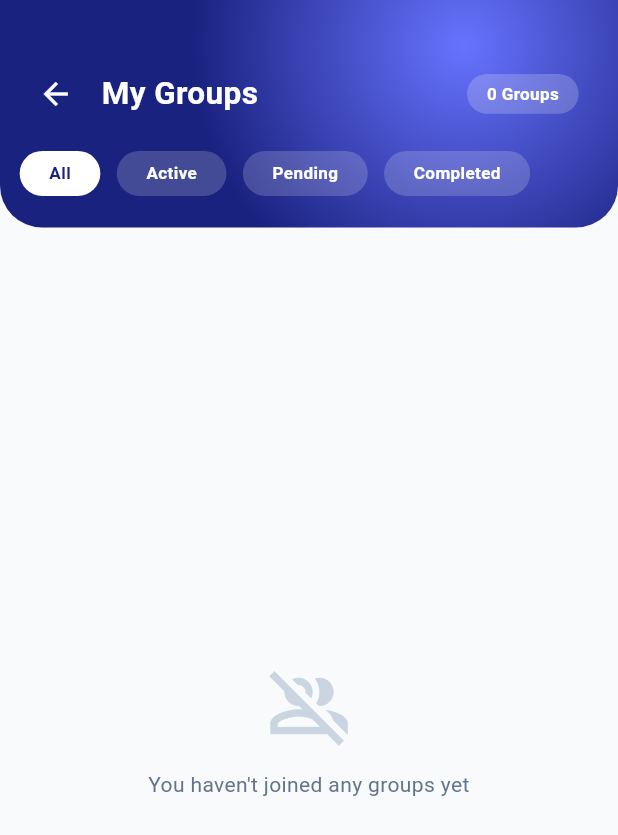
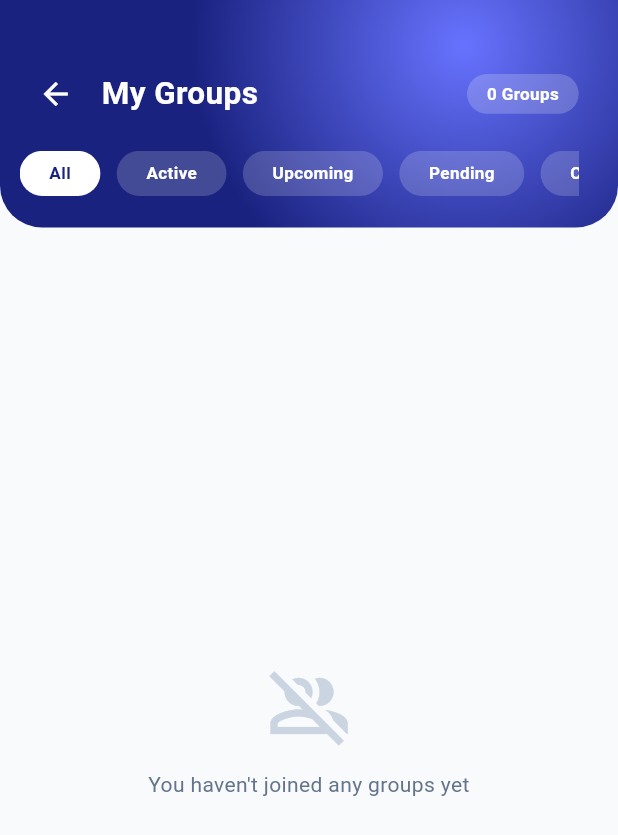
Before and after one commit to srsakilhossen302/derival81, a Flutter app: the AllGroupsScreen screen opened directly, after a tap on "All", on a phone screen of 412 x 824 dp. Shown: the top 835 px of the screen. Run offline on Flutter 3.47's test engine with Material 3 defaults, Android fonts, the phone set to English and light mode, and no system bars; our stand-ins replace flutter_screenutil, flutter_svg, get, image_picker, intl_phone_field, pinput and 2 more; accounts and stored records are empty; network calls fail.

Commit message:
feat: implement all groups screen with filtering and status visualization

```diff
--- a/lib/View/Screen/Groups/controller/group_controller.dart
+++ b/lib/View/Screen/Groups/controller/group_controller.dart
@@ -92,10 +92,15 @@ class GroupController extends GetxController {
 
   var searchedGroup = Rxn<GroupModel>();
 
-  final List<String> filters = ["All", "Active", "Pending", "Completed"];
+  final List<String> filters = ["All", "Active", "Upcoming", "Pending", "Completed"];
 
   void setFilter(String filter) {
     selectedFilter.value = filter;
+  }
+
+  List<GroupModel> get filteredGroups {
+    if (selectedFilter.value == 'All') return groups;
+    return groups.where((g) => g.status.toLowerCase() == selectedFilter.value.toLowerCase()).toList();
   }
 
   Future<void> fetchGroupByInviteCode(String inviteCode) async {
--- a/lib/View/Screen/Groups/view/all_groups_screen.dart
+++ b/lib/View/Screen/Groups/view/all_groups_screen.dart
@@ -22,7 +22,7 @@ class AllGroupsScreen extends StatelessWidget {
               if (controller.isLoading.value) {
                 return const Center(child: CircularProgressIndicator());
               }
-              if (controller.groups.isEmpty) {
+              if (controller.filteredGroups.isEmpty) {
                 return _buildEmptyState();
               }
               return RefreshIndicator(
@@ -30,9 +30,9 @@ class AllGroupsScreen extends StatelessWidget {
                 color: const Color(0xFF1A227F),
                 child: ListView.builder(
                   padding: EdgeInsets.fromLTRB(20.w, 20.h, 20.w, 100.h),
-                  itemCount: controller.groups.length,
+                  itemCount: controller.filteredGroups.length,
                   itemBuilder: (context, index) {
-                    final group = controller.groups[index];
+                    final group = controller.filteredGroups[index];
                     return GestureDetector(
                       onTap: () =>
                           Get.to(() => ActiveGroupDetailsScreen(group: group)),
@@ -94,7 +94,7 @@ class AllGroupsScreen extends StatelessWidget {
                     borderRadius: BorderRadius.circular(20.r),
                   ),
                   child: Text(
-                    '${controller.groups.length} ' +
+                    '${controller.filteredGroups.length} ' +
                         'my_groups'.tr.split(' ').last,
                     style: TextStyle(
                       color: Colors.white,
@@ -199,7 +199,7 @@ class AllGroupsScreen extends StatelessWidget {
                   borderRadius: BorderRadius.circular(20.r),
                 ),
                 child: Text(
-                  group.status,
+                  group.status.capitalizeFirst ?? group.status,
                   style: TextStyle(
                     color: const Color(0xFF166534),
                     fontSize: 11.sp,
```
Also changed, not shown: lib/View/Screen/Groups/model/group_model.dart (+16 -1 lines).
